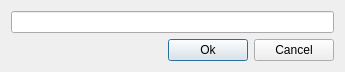
First picture: the form in gui/profileadddialog.ui, repository matoom/frostbite, before the edit.
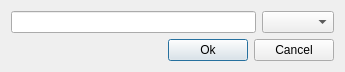
Second picture: the form after the edit.

Diff of the .ui file:
```diff
--- a/gui/profileadddialog.ui
+++ b/gui/profileadddialog.ui
@@ -20,7 +20,52 @@
    <item>
     <layout class="QVBoxLayout" name="verticalLayout">
      <item>
-      <widget class="QLineEdit" name="lineEdit"/>
+      <layout class="QHBoxLayout" name="horizontalLayout_2">
+       <item>
+        <widget class="QLineEdit" name="lineEdit"/>
+       </item>
+       <item>
+        <widget class="QComboBox" name="locationSelect">
+         <property name="palette">
+          <palette>
+           <active>
+            <colorrole role="HighlightedText">
+             <brush brushstyle="SolidPattern">
+              <color alpha="255">
+               <red>0</red>
+               <green>0</green>
+               <blue>0</blue>
+              </color>
+             </brush>
+            </colorrole>
+           </active>
+           <inactive>
+            <colorrole role="HighlightedText">
+             <brush brushstyle="SolidPattern">
+              <color alpha="255">
+               <red>0</red>
+               <green>0</green>
+               <blue>0</blue>
+              </color>
+             </brush>
+            </colorrole>
+           </inactive>
+           <disabled>
+            <colorrole role="HighlightedText">
+             <brush brushstyle="SolidPattern">
+              <color alpha="255">
+               <red>0</red>
+               <green>0</green>
+               <blue>0</blue>
+              </color>
+             </brush>
+            </colorrole>
+           </disabled>
+          </palette>
+         </property>
+        </widget>
+       </item>
+      </layout>
      </item>
      <item>
       <layout class="QHBoxLayout" name="horizontalLayout">
```
Left out of the diff: 3 changed lines with no effect on the pictures.
